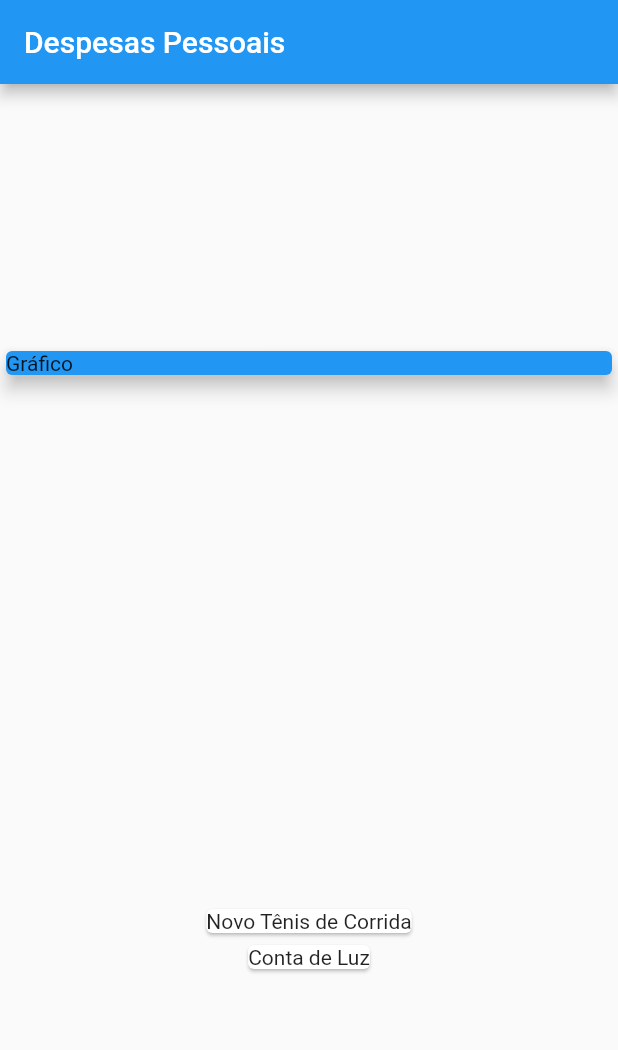
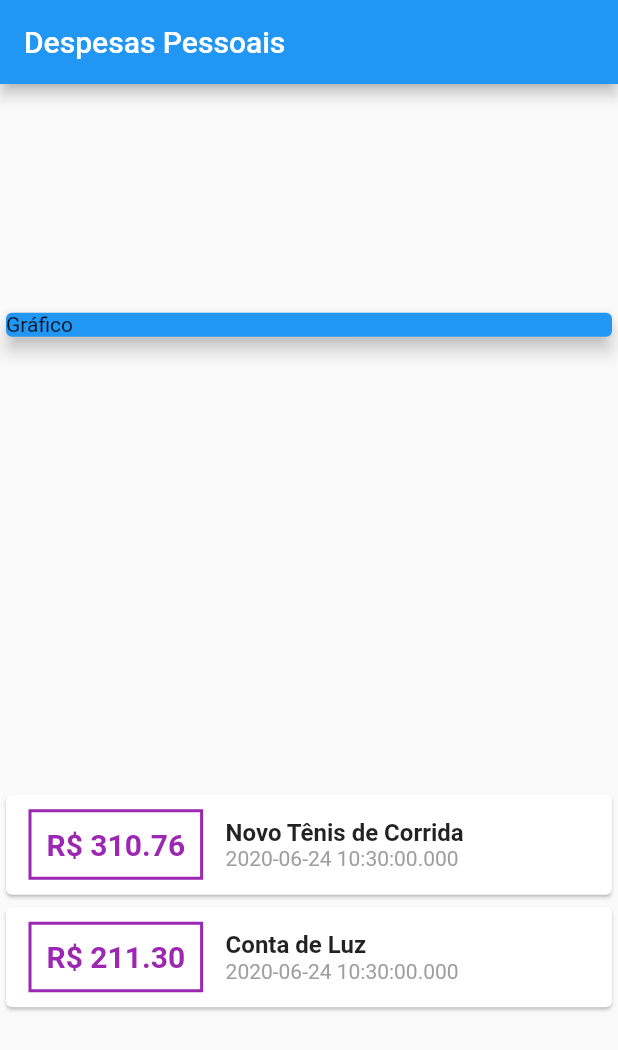
Before and after one commit to cxmarcelo/curso_udemy_flutter_expensesApp_flutter_old, a Flutter app: the screen it shows after launch, on a phone screen of 412 x 824 dp. Shown: the top 1050 px of the screen. Run offline on Flutter 3.47's test engine with Material 2 defaults, Android fonts, the phone set to English and light mode, and no system bars.

Commit message:
Apresentando os dados das tranações e adicionando estilo1

```diff
--- a/lib/main.dart
+++ b/lib/main.dart
@@ -48,7 +48,46 @@ class MyHomePage extends StatelessWidget {
           Column(
             children: _transactions.map((tr) {
               return Card(
-                child: Text(tr.title),
+                child: Row(
+                  children: <Widget>[
+                    Container(
+                      margin:
+                          EdgeInsets.symmetric(horizontal: 15, vertical: 10),
+                      decoration: BoxDecoration(
+                          border: Border.all(
+                        color: Colors.purple,
+                        width: 2,
+                      )),
+                      padding: EdgeInsets.all(10),
+                      child: Text(
+                        "R\$ ${tr.value.toStringAsFixed(2)}",
+                        style: TextStyle(
+                          fontWeight: FontWeight.bold,
+                          fontSize: 20,
+                          color: Colors.purple,
+                        ),
+                      ),
+                    ),
+                    Column(
+                      crossAxisAlignment: CrossAxisAlignment.start,
+                      children: <Widget>[
+                        Text(
+                          tr.title,
+                          style: TextStyle(
+                            fontSize: 16,
+                            fontWeight: FontWeight.bold,
+                          ),
+                        ),
+                        Text(
+                          tr.date.toString(),
+                          style: TextStyle(
+                            color: Colors.grey,
+                          ),
+                        )
+                      ],
+                    )
+                  ],
+                ),
               );
             }).toList(),
           )
```
